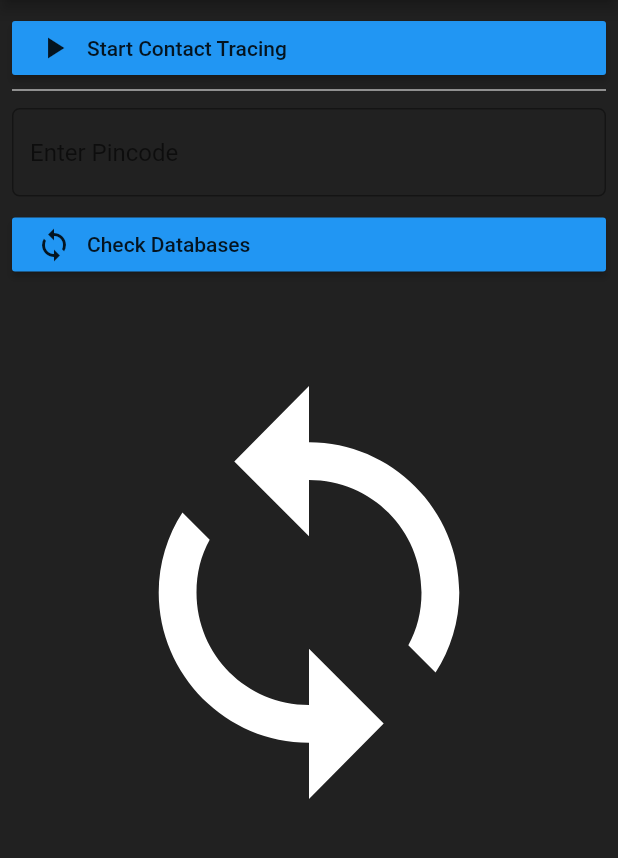
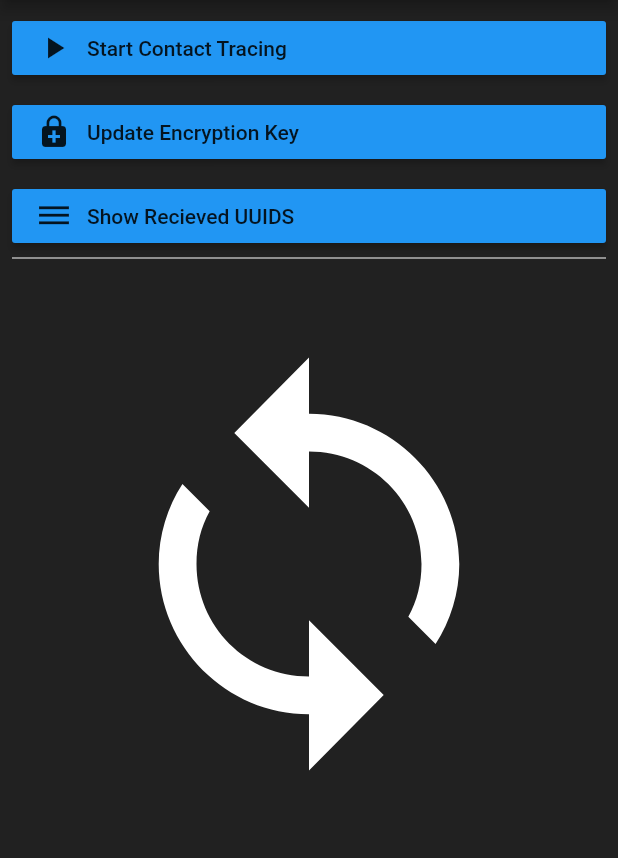
Before and after one commit to skipperuzumaki/bastion, a Flutter app: the screen it shows after launch, on a phone screen of 412 x 824 dp, the part 84-942 px from its top. Run offline on Flutter 3.47's test engine with Material 2 defaults, Android fonts, the phone set to English and light mode, and no system bars; our stand-ins replace flutter_blue; missing offline and left inert: cryptography, flutter_ble_peripheral.

Commit message:
stream stop and storage done improved ui

```diff
--- a/lib/Cryptography.dart
+++ b/lib/Cryptography.dart
@@ -2,8 +2,6 @@ import 'package:cryptography/cryptography.dart';
 import 'dart:math';
 import 'package:path_provider/path_provider.dart';
 import 'dart:io';
-
-// TODO: Add File IO
 
 class SendData {
   final algorithm = chacha20;
@@ -77,6 +75,7 @@ class SendData {
   }
 
   void generate_key() async {
+    print("Generating Keys");
     key = await algorithm.newSecretKey();
     final directory = await getApplicationDocumentsDirectory();
     var path = directory.path;
--- a/lib/Home.dart
+++ b/lib/Home.dart
@@ -18,6 +18,7 @@ class _HomeState extends State<Home> {
   String cts = 'Start Contact Tracing';
   SendData s_dta = new SendData();
   Broadcast bdcast = new Broadcast();
+  Tracer ts = new Tracer();
 
   @override
   Widget build(BuildContext context) {
@@ -32,19 +33,20 @@ class _HomeState extends State<Home> {
           Padding(
             padding: const EdgeInsets.fromLTRB(8.0, 8.0, 8.0, 0.0),
             child: RaisedButton(
-              onPressed: (){setState(() {
+              onPressed: (){ setState(() {
                 if (!tracing){
                   tracing = true;
                   ct = Icons.stop;
                   cts = 'Stop Contact Tracing';
                   bdcast.Start(s_dta);
-                  Trace();
+                  ts.Trace();
                 }
                 else{
                   tracing = false;
                   ct = Icons.play_arrow;
                   cts = 'Start Contact Tracing';
                   bdcast.Stop();
+                  ts.Run = false;
                 }
               });
               },
@@ -59,6 +61,40 @@ class _HomeState extends State<Home> {
             ),
           ),
           Padding(
+            padding: const EdgeInsets.fromLTRB(8.0, 8.0, 8.0, 0.0),
+            child: RaisedButton(
+              onPressed: (){ setState(() {
+                s_dta.generate_key();
+              });
+              },
+              color: Colors.blue,
+              child: Row(
+                children: <Widget>[
+                  Icon(Icons.enhanced_encryption,),
+                  SizedBox(width: 10.0,),
+                  Text("Update Encryption Key")
+                ],
+              ),
+            ),
+          ),
+          Padding(
+            padding: const EdgeInsets.fromLTRB(8.0, 8.0, 8.0, 0.0),
+            child: RaisedButton(
+              onPressed: (){ setState(() {
+                Navigator.pushNamed(context, '/bt');
+              });
+              },
+              color: Colors.blue,
+              child: Row(
+                children: <Widget>[
+                  Icon(Icons.dehaze,),
+                  SizedBox(width: 10.0,),
+                  Text("Show Recieved UUIDS")
+                ],
+              ),
+            ),
+          ),
+          Padding(
             padding: const EdgeInsets.fromLTRB(8.0, 0.0, 8.0, 0.0),
             child: Divider(
               height: 8.0,
@@ -66,46 +102,13 @@ class _HomeState extends State<Home> {
             ),
           ),
           Padding(
-            padding: const EdgeInsets.fromLTRB(8.0, 8.0, 8.0, 8.0),
-            child: TextField(
-              cursorColor: Colors.white,
-              decoration: InputDecoration(
-                hintText: 'Enter Pincode',
-                border: OutlineInputBorder(
-                    borderRadius: BorderRadius.all(Radius.circular(5.0)),
-                    borderSide: BorderSide(color: Colors.white)
-                ),
+            padding: const EdgeInsets.all(50.0),
+            child: Center(
+              child: Icon(
+                val,
+                color: col,
+                size: 300.0,
               ),
-              keyboardType: TextInputType.number,
-            ),
-          ),
-          Padding(
-            padding: const EdgeInsets.fromLTRB(8.0, 0.0, 8.0, 8.0),
-            child: RaisedButton(
-              onPressed: (){
-                setState(() {
-                  val = Icons.block;
-                  col = Colors.red;
-                  val = Icons.check_circle;
-                  col = Colors.lightGreen;
-                });
-              },
-              color: Colors.blue,
-              child: Row(
-                children: <Widget>[
-                  Icon(Icons.sync,),
-                  SizedBox(width: 10.0,),
-                  Text('Check Databases')
-                ],
-              ),
-            ),
-          ),
-          Padding(
-            padding: const EdgeInsets.all(50.0),
-            child: Icon(
-              val,
-              color: col,
-              size: 300.0,
             ),
           )
         ],
--- a/lib/main.dart
+++ b/lib/main.dart
@@ -1,15 +1,24 @@
 import 'package:flutter/material.dart';
 import 'package:bastion/Home.dart';
+import 'package:bastion/BackTrace.dart';
 
 void main() => runApp(Bastion());
 
 class Bastion extends StatelessWidget {
   @override
   Widget build(BuildContext context) {
+    BackTrace bt = new BackTrace();
     return MaterialApp(
       debugShowCheckedModeBanner: false,
-      routes: {
-        '/': (Context) => Home(),
+      onGenerateRoute: (RouteSettings settings) {
+        switch (settings.name) {
+          case '/':
+            return MaterialPageRoute(builder: (context)=> Home());
+            break;
+          case '/bt':
+            return MaterialPageRoute(builder: (context)=> bt);
+            break;
+        }
       },
     );
   }
```
Also changed, not shown: lib/BackTrace.dart (added, +68 -0 lines), lib/Trace.dart (+24 -7 lines).
